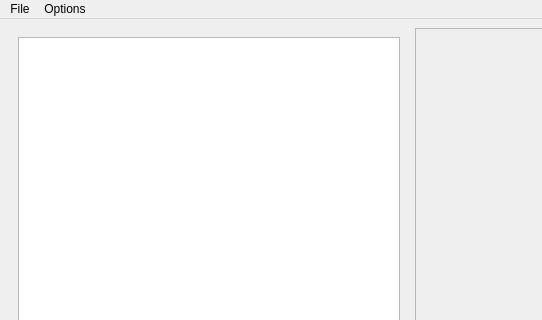
This is src/ui/main_window.ui in LeonidDubrovin/h5_visualizer as Qt 5 draws it before an edit; both pictures show x 0 to 542 and y 0 to 320 of the 1110 by 575 pixel window. The edited form follows.
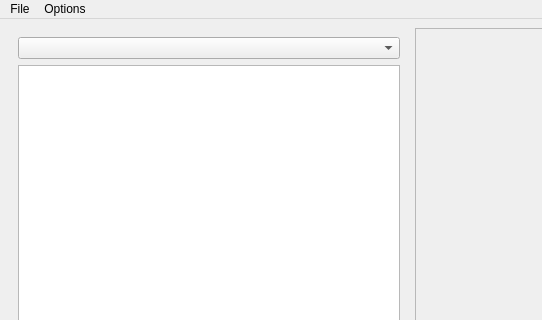
This is the edited form.

Commit message: Перемещение классов в отдельные файлы, выбор графика scatter или plot

Patch:
```diff
--- a/src/ui/main_window.ui
+++ b/src/ui/main_window.ui
@@ -31,6 +31,9 @@
            </size>
           </property>
           <layout class="QVBoxLayout" name="verticalLayout_2">
+           <item>
+            <widget class="QComboBox" name="comboBoxScatterPlot"/>
+           </item>
            <item>
             <widget class="QTableView" name="tableViewData">
              <property name="minimumSize">
```
Left out of the diff: 2 changed lines with no effect on the pictures. The commit also changes 12 other files.
